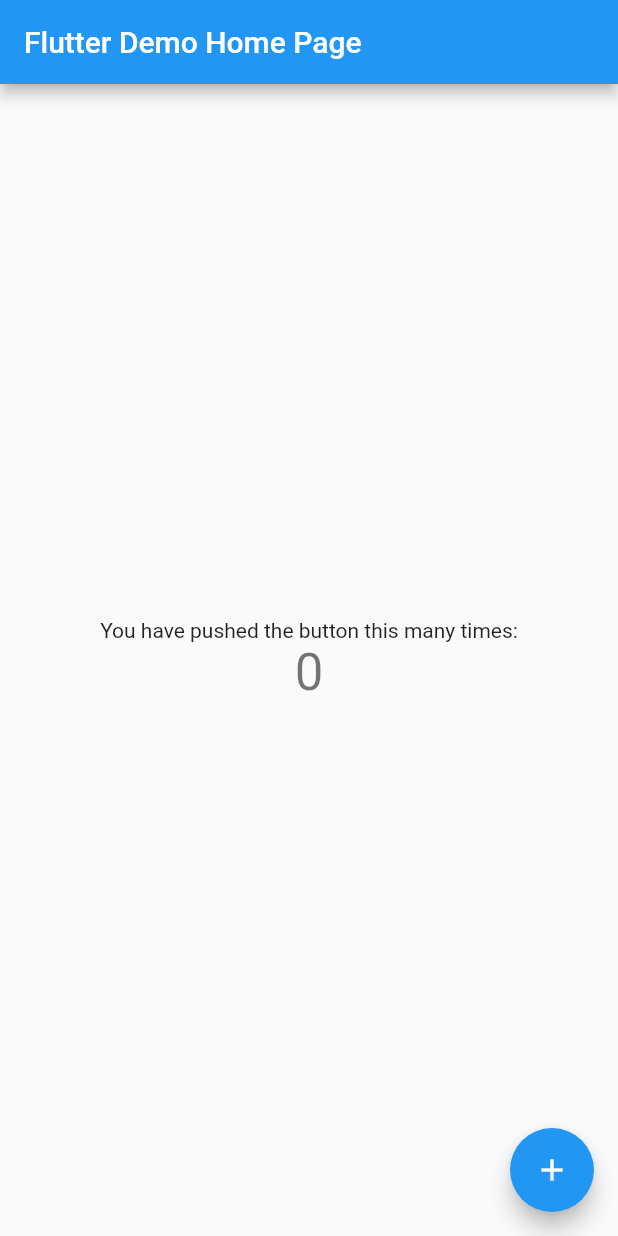
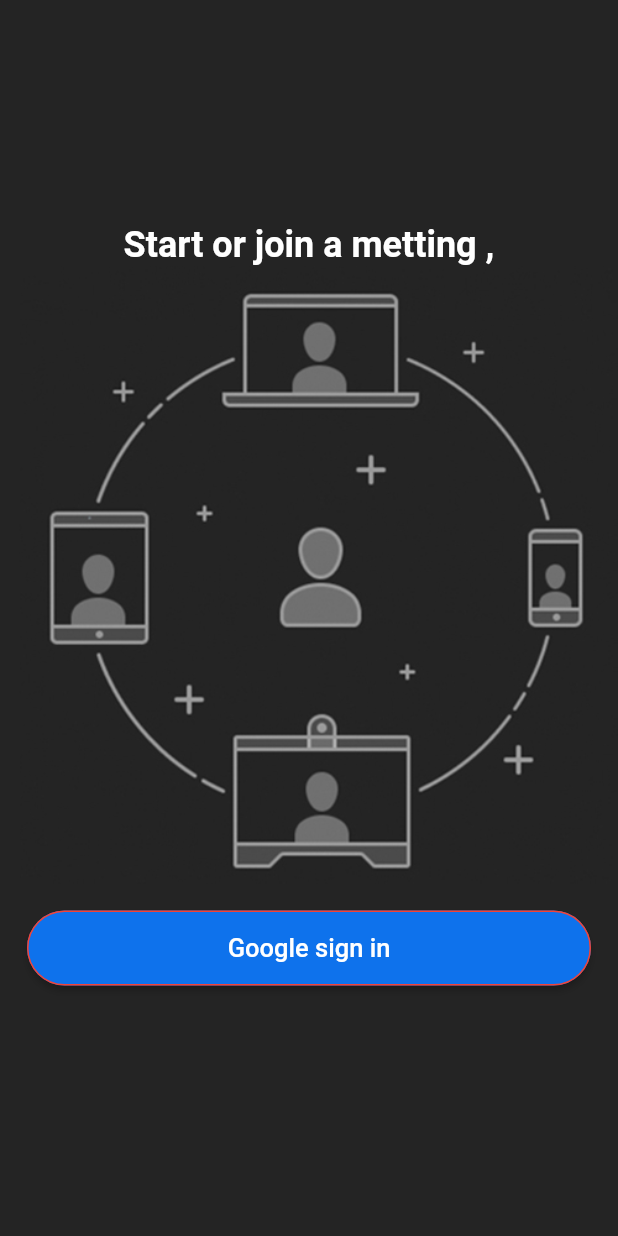
Before and after one commit to nazmullhossain/flutter_zoom_app, a Flutter app: the screen it shows after launch, on a phone screen of 412 x 824 dp. Run offline on Flutter 3.47's test engine with Material 2 defaults, Android fonts, the light colour scheme and no system bars; our stand-ins replace cloud_firestore, firebase_auth, firebase_core, google_sign_in; accounts and stored records are empty.

Commit message:
Firebase and home page competed

```diff
--- /dev/null
+++ b/lib/custom_button.dart
@@ -0,0 +1,36 @@
+import 'package:flutter/material.dart';
+import 'package:zoomapp/utils/colors_utils.dart';
+
+class CustomButton extends StatelessWidget {
+   CustomButton({Key? key,
+  required this.text,
+  required this.onPressed
+  }) : super(key: key);
+
+  final String text;
+  VoidCallback onPressed;
+
+
+  @override
+  Widget build(BuildContext context) {
+    return Padding(
+      padding: const EdgeInsets.all(18.0),
+      child: ElevatedButton(
+        style: ElevatedButton.styleFrom(
+          primary: buttonColor,
+          minimumSize: Size(
+              double.infinity,
+              50),
+          shape: RoundedRectangleBorder(
+            borderRadius: BorderRadius.circular(30),
+            side: BorderSide(color: Colors.red)
+          )
+
+        ),
+          onPressed: onPressed,
+          child: Text(text,style: const TextStyle(
+            fontSize: 17
+          ),)),
+    );
+  }
+}
--- a/lib/main.dart
+++ b/lib/main.dart
@@ -1,115 +1,51 @@
+import 'package:firebase_core/firebase_core.dart';
 import 'package:flutter/material.dart';
+import 'package:zoomapp/pages/home_page.dart';
+import 'package:zoomapp/pages/login_page.dart';
+import 'package:zoomapp/resources/auth_methods.dart';
+import 'package:zoomapp/utils/colors_utils.dart';
 
-void main() {
+void main() async{
+  WidgetsFlutterBinding.ensureInitialized();
+  await Firebase.initializeApp(
+    // options: const FirebaseOptions(
+    //     apiKey: "AIzaSyBfNaqR24xvPRI3jQJq35cwo91xqOyPJhA",
+    //     appId: "1:1042674519169:web:0b9bbdf5add25dd5405180",
+    //     messagingSenderId: "1042674519169",
+    //     projectId: "flutter-zoom-app-8e494",
+    // )
+  );
   runApp(const MyApp());
 }
 
 class MyApp extends StatelessWidget {
-  const MyApp({super.key});
+  const MyApp({Key? key}) : super(key: key);
 
-  // This widget is the root of your application.
   @override
   Widget build(BuildContext context) {
     return MaterialApp(
-      title: 'Flutter Demo',
-      theme: ThemeData(
-        // This is the theme of your application.
-        //
-        // Try running your application with "flutter run". You'll see the
-        // application has a blue toolbar. Then, without quitting the app, try
-        // changing the primarySwatch below to Colors.green and then invoke
-        // "hot reload" (press "r" in the console where you ran "flutter run",
-        // or simply save your changes to "hot reload" in a Flutter IDE).
-        // Notice that the counter didn't reset back to zero; the application
-        // is not restarted.
-        primarySwatch: Colors.blue,
+      debugShowCheckedModeBanner: false,
+      theme: ThemeData.dark().copyWith(
+        scaffoldBackgroundColor: backgroundColor
       ),
-      home: const MyHomePage(title: 'Flutter Demo Home Page'),
+      routes: {
+        '/login': (context)=>LoginPage(),
+        '/home':(context)=>HomePage()
+      },
+      home: StreamBuilder(
+        stream: AuthMethods().authChange,
+        builder: (context,snapshot){
+          if(snapshot.connectionState==ConnectionState.waiting){
+            return Center(
+              child: CircularProgressIndicator(),
+            );
+          }
+          if(snapshot.hasData){
+            return HomePage();
+          }
+          return LoginPage();
+        },
+      ),
     );
   }
 }
-
-class MyHomePage extends StatefulWidget {
-  const MyHomePage({super.key, required this.title});
-
-  // This widget is the home page of your application. It is stateful, meaning
-  // that it has a State object (defined below) that contains fields that affect
-  // how it looks.
-
-  // This class is the configuration for the state. It holds the values (in this
-  // case the title) provided by the parent (in this case the App widget) and
-  // used by the build method of the State. Fields in a Widget subclass are
-  // always marked "final".
-
-  final String title;
-
-  @override
-  State<MyHomePage> createState() => _MyHomePageState();
-}
-
-class _MyHomePageState extends State<MyHomePage> {
-  int _counter = 0;
-
-  void _incrementCounter() {
-    setState(() {
-      // This call to setState tells the Flutter framework that something has
-      // changed in this State, which causes it to rerun the build method below
-      // so that the display can reflect the updated values. If we changed
-      // _counter without calling setState(), then the build method would not be
-      // called again, and so nothing would appear to happen.
-      _counter++;
-    });
-  }
-
-  @override
-  Widget build(BuildContext context) {
-    // This method is rerun every time setState is called, for instance as done
-    // by the _incrementCounter method above.
-    //
-    // The Flutter framework has been optimized to make rerunning build methods
-    // fast, so that you can just rebuild anything that needs updating rather
-    // than having to individually change instances of widgets.
-    return Scaffold(
-      appBar: AppBar(
-        // Here we take the value from the MyHomePage object that was created by
-        // the App.build method, and use it to set our appbar title.
-        title: Text(widget.title),
-      ),
-      body: Center(
-        // Center is a layout widget. It takes a single child and positions it
-        // in the middle of the parent.
-        child: Column(
-          // Column is also a layout widget. It takes a list of children and
-          // arranges them vertically. By default, it sizes itself to fit its
-          // children horizontally, and tries to be as tall as its parent.
-          //
-          // Invoke "debug painting" (press "p" in the console, choose the
-          // "Toggle Debug Paint" action from the Flutter Inspector in Android
-          // Studio, or the "Toggle Debug Paint" command in Visual Studio Code)
-          // to see the wireframe for each widget.
-          //
-          // Column has various properties to control how it sizes itself and
-          // how it positions its children. Here we use mainAxisAlignment to
-          // center the children vertically; the main axis here is the vertical
-          // axis because Columns are vertical (the cross axis would be
-          // horizontal).
-          mainAxisAlignment: MainAxisAlignment.center,
-          children: <Widget>[
-            const Text(
-              'You have pushed the button this many times:',
-            ),
-            Text(
-              '$_counter',
-              style: Theme.of(context).textTheme.headline4,
-            ),
-          ],
-        ),
-      ),
-      floatingActionButton: FloatingActionButton(
-        onPressed: _incrementCounter,
-        tooltip: 'Increment',
-        child: const Icon(Icons.add),
-      ), // This trailing comma makes auto-formatting nicer for build methods.
-    );
-  }
-}
--- /dev/null
+++ b/lib/pages/login_page.dart
@@ -0,0 +1,37 @@
+import 'package:flutter/material.dart';
+import 'package:zoomapp/resources/auth_methods.dart';
+
+import '../custom_button.dart';
+
+class LoginPage extends StatefulWidget {
+  const LoginPage({Key? key}) : super(key: key);
+
+  @override
+  State<LoginPage> createState() => _LoginPageState();
+}
+
+class _LoginPageState extends State<LoginPage> {
+  final AuthMethods _authMethods=AuthMethods();
+  @override
+  Widget build(BuildContext context) {
+    return Scaffold(
+      body: Column(
+        mainAxisAlignment: MainAxisAlignment.center,
+        children: [
+          const Text("Start or join a metting ,",style: TextStyle(
+            fontSize: 24,
+            fontWeight: FontWeight.bold
+          ),),
+          Image.asset("assets/images/onboarding.jpg"),
+          CustomButton(text: "Google sign in", onPressed: ()async{
+            bool res=await _authMethods.signInWithGoogle(context);
+            if(res){
+              Navigator.pushNamed(context, "/home");
+
+            }
+          })
+        ],
+      )
+    );
+  }
+}
--- /dev/null
+++ b/lib/utils/colors_utils.dart
@@ -0,0 +1,7 @@
+
+import 'package:flutter/material.dart';
+
+ const backgroundColor=Color.fromRGBO(36, 36, 36, 1);
+ const buttonColor=Color.fromRGBO(14, 114, 236, 1);
+ const fotterColor=Color.fromRGBO(26, 26, 26, 1);
+ const secondaryBackgroundColor=Color.fromRGBO(46, 46, 46, 1);
```
Also changed, not shown: lib/pages/home_page.dart (added, +67 -0 lines), lib/resources/auth_methods.dart (added, +43 -0 lines), lib/widgets/showSnackbar_widget.dart (added, +7 -0 lines), pubspec.yaml (+6 -2 lines), assets/images/onboarding.jpg (added), lib/widgets/home_metting_button.dart (added), pubspec.lock, 3 other files.
